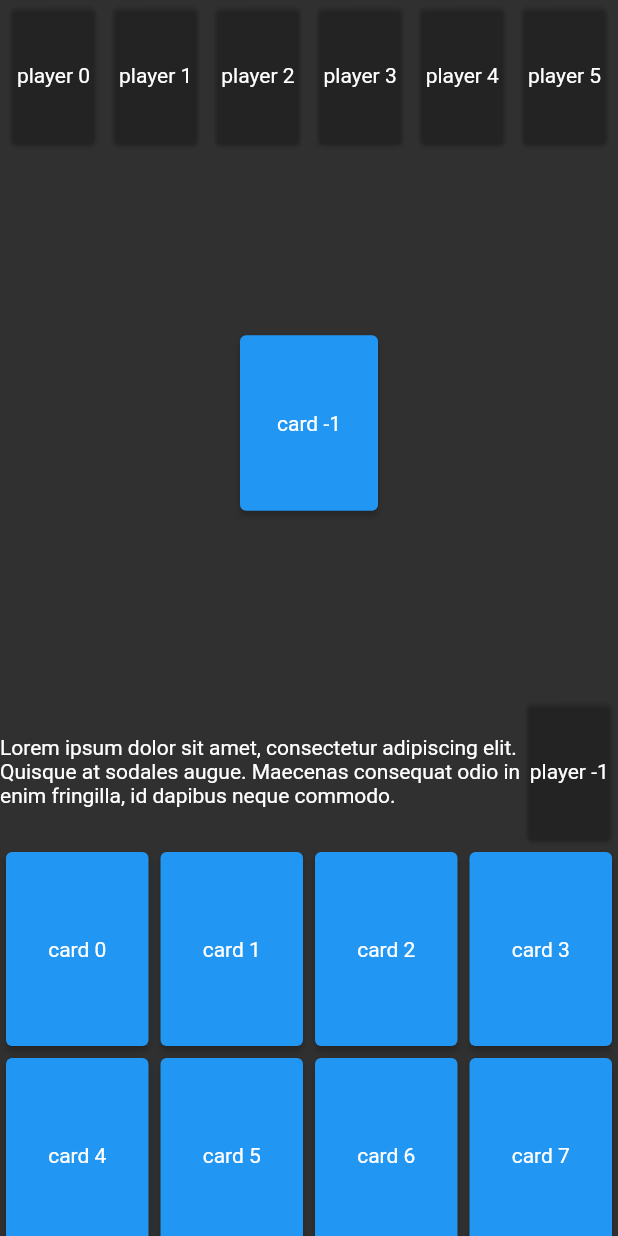
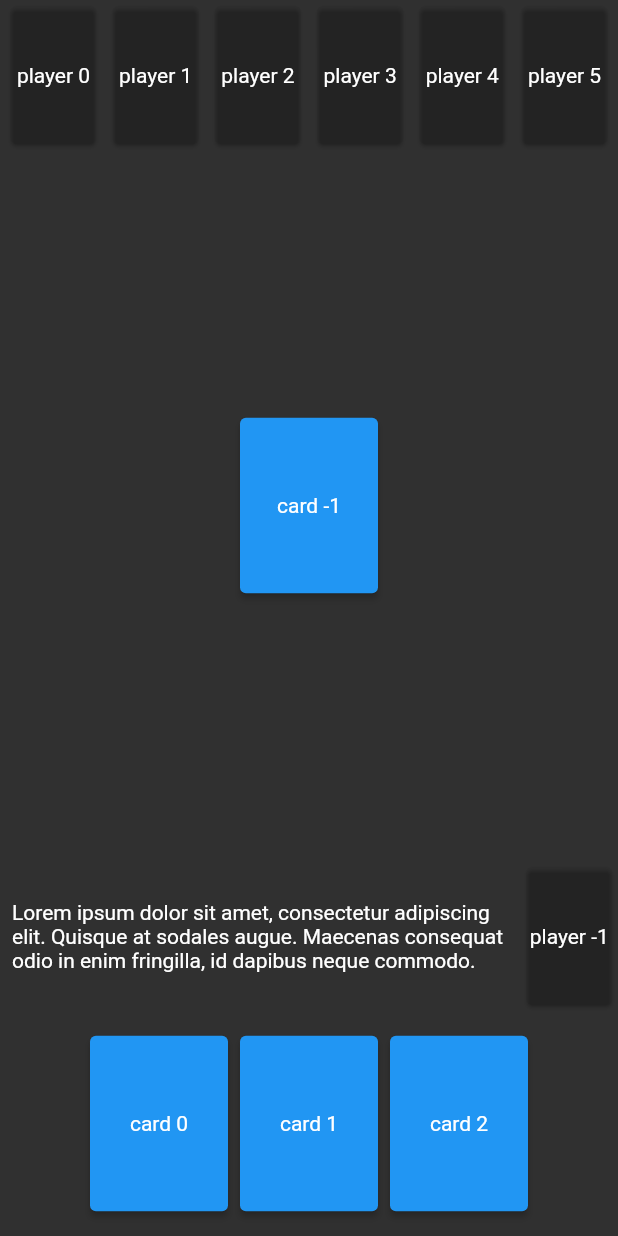
Before and after one commit to stephtelolahy/WildWest-Flutter, a Flutter app: the screen it shows after launch, on a phone screen of 412 x 824 dp. Run offline on Flutter 3.47's test engine with Material 2 defaults, Android fonts, the phone set to English and light mode, and no system bars.

Commit message:
prototype2

```diff
--- a/lib/game_page.dart
+++ b/lib/game_page.dart
@@ -47,22 +47,24 @@ class GamePage extends StatelessWidget {
     );
   }
 
+  Widget _buildHand(BuildContext context) {
+    return Container(
+      height: 150,
+      child: Row(
+        mainAxisAlignment: MainAxisAlignment.center,
+        children: List.generate(3, (index) => _buildCard(context, index)),
+      ),
+    );
+  }
+
   Widget _buildMessage(BuildContext context) {
     final message =
         "Lorem ipsum dolor sit amet, consectetur adipiscing elit. Quisque at sodales augue. Maecenas consequat odio in enim fringilla, id dapibus neque commodo.";
-    return Expanded(child: Text(message));
-  }
-
-  Widget _buildHand(BuildContext context) {
-    return Container(
-      height: 260,
-      child: GridView.count(
-        childAspectRatio: 0.75,
-        physics: NeverScrollableScrollPhysics(),
-        crossAxisCount: 4,
-        children: List.generate(8, (index) => _buildCard(context, index)),
-      ),
-    );
+    return Expanded(
+        child: Padding(
+      padding: EdgeInsets.all(8),
+      child: Text(message),
+    ));
   }
 
   Widget _buildCard(BuildContext context, int index) {
--- a/lib/widgets/card.dart
+++ b/lib/widgets/card.dart
@@ -11,19 +11,9 @@ class CardWidget extends StatelessWidget {
   Widget build(BuildContext context) {
     return Draggable(
       data: name,
-      childWhenDragging: Container(
-        height: height,
-        width: width,
-        child: Card(
-          elevation: 2.0,
-          color: Colors.grey,
-          child: Center(
-            child: Text("empty"),
-          ),
-        ),
-      ),
+      childWhenDragging: SizedBox.shrink(),
       feedback: Transform.scale(
-          scale: 1.0,
+          scale: 1.2,
           child: Container(
               height: height,
               width: width,
```
